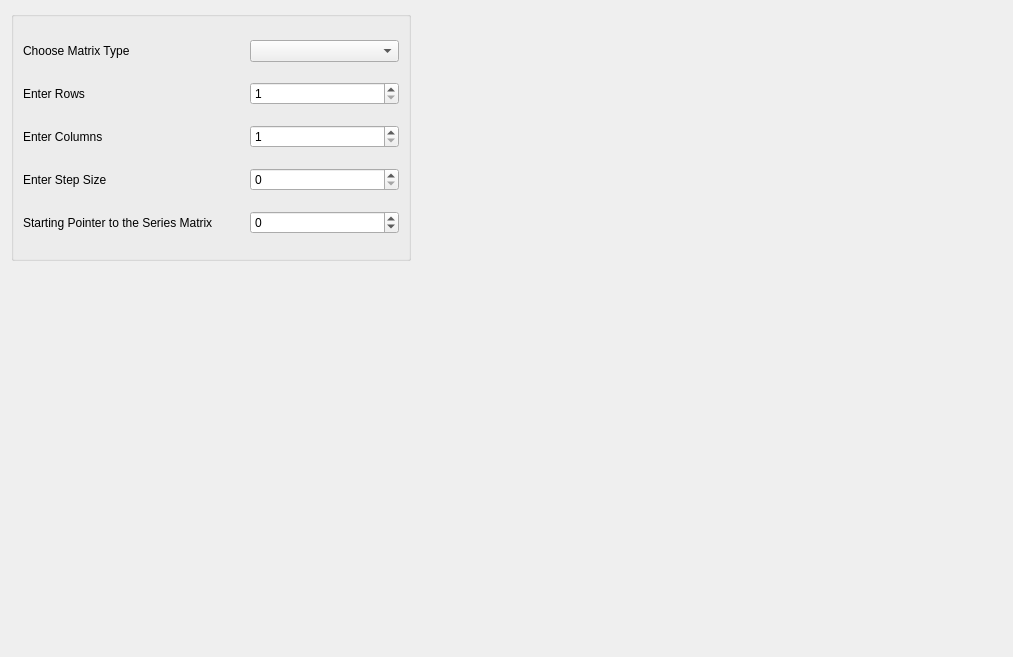
First picture: the form in src/Interface/Modules/Math/CreateStandardMatrixDialog.ui, repository SCIInstitute/SCIRun, before the edit.
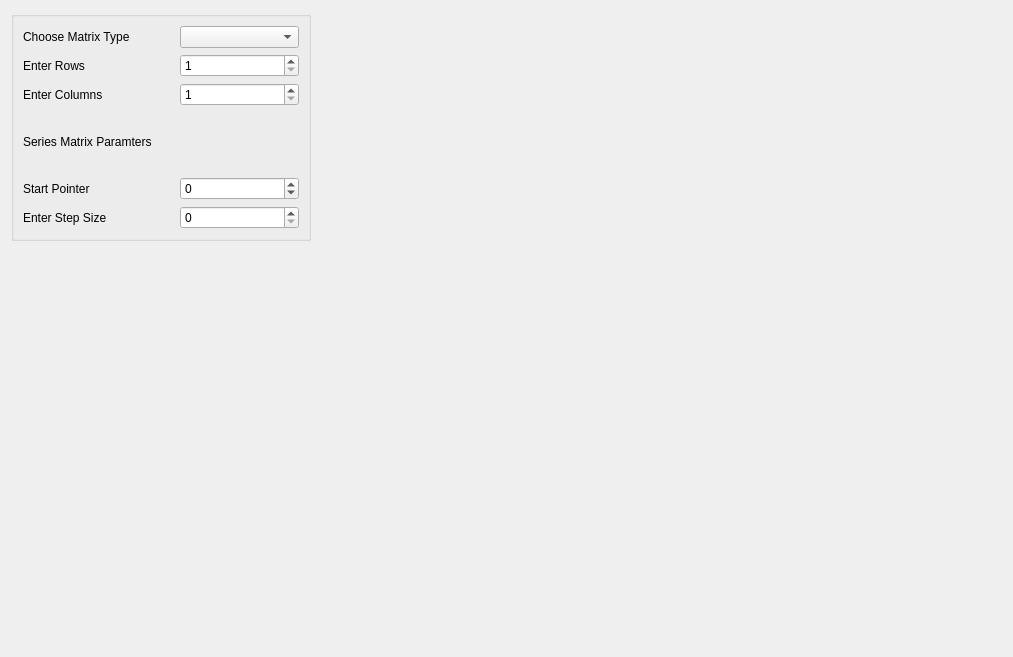
Second picture: the form after the edit.

```diff
--- a/src/Interface/Modules/Math/CreateStandardMatrixDialog.ui
+++ b/src/Interface/Modules/Math/CreateStandardMatrixDialog.ui
@@ -18,7 +18,7 @@
   </property>
   <property name="minimumSize">
    <size>
-    <width>450</width>
+    <width>400</width>
     <height>300</height>
    </size>
   </property>
@@ -30,8 +30,8 @@
     <widget class="QGroupBox" name="groupBox">
      <property name="minimumSize">
       <size>
-       <width>400</width>
-       <height>250</height>
+       <width>300</width>
+       <height>230</height>
       </size>
      </property>
      <property name="autoFillBackground">
@@ -47,6 +47,46 @@
       <property name="horizontalSpacing">
        <number>37</number>
       </property>
+      <item row="5" column="1">
+       <widget class="QSpinBox" name="startPointer_">
+        <property name="minimumSize">
+         <size>
+          <width>10</width>
+          <height>7</height>
+         </size>
+        </property>
+        <property name="minimum">
+         <number>-99999999</number>
+        </property>
+        <property name="maximum">
+         <number>999999999</number>
+        </property>
+       </widget>
+      </item>
+      <item row="6" column="1">
+       <widget class="QSpinBox" name="sizeOfStep_">
+        <property name="minimumSize">
+         <size>
+          <width>10</width>
+          <height>7</height>
+         </size>
+        </property>
+       </widget>
+      </item>
+      <item row="2" column="0">
+       <widget class="QLabel" name="Columns">
+        <property name="text">
+         <string>Enter Columns</string>
+        </property>
+       </widget>
+      </item>
+      <item row="1" column="0">
+       <widget class="QLabel" name="Rows">
+        <property name="text">
+         <string>Enter Rows</string>
+        </property>
+       </widget>
+      </item>
       <item row="0" column="0">
        <widget class="QLabel" name="Type">
         <property name="text">
@@ -64,36 +104,6 @@
         </property>
        </widget>
       </item>
-      <item row="1" column="0">
-       <widget class="QLabel" name="Rows">
-        <property name="text">
-         <string>Enter Rows</string>
-        </property>
-       </widget>
-      </item>
-      <item row="1" column="1">
-       <widget class="QSpinBox" name="noOfRows_">
-        <property name="minimumSize">
-         <size>
-          <width>10</width>
-          <height>7</height>
-         </size>
-        </property>
-        <property name="minimum">
-         <number>1</number>
-        </property>
-        <property name="maximum">
-         <number>999999999</number>
-        </property>
-       </widget>
-      </item>
-      <item row="2" column="0">
-       <widget class="QLabel" name="Columns">
-        <property name="text">
-         <string>Enter Columns</string>
-        </property>
-       </widget>
-      </item>
       <item row="2" column="1">
        <widget class="QSpinBox" name="noOfColumns_">
         <property name="minimumSize">
@@ -110,43 +120,40 @@
         </property>
        </widget>
       </item>
-      <item row="3" column="0">
+      <item row="1" column="1">
+       <widget class="QSpinBox" name="noOfRows_">
+        <property name="minimumSize">
+         <size>
+          <width>10</width>
+          <height>7</height>
+         </size>
+        </property>
+        <property name="minimum">
+         <number>1</number>
+        </property>
+        <property name="maximum">
+         <number>999999999</number>
+        </property>
+       </widget>
+      </item>
+      <item row="6" column="0">
        <widget class="QLabel" name="StepSize_2">
         <property name="text">
          <string>Enter Step Size</string>
         </property>
        </widget>
       </item>
-      <item row="3" column="1">
-       <widget class="QSpinBox" name="sizeOfStep_">
-        <property name="minimumSize">
-         <size>
-          <width>10</width>
-          <height>7</height>
-         </size>
-        </property>
-       </widget>
-      </item>
-      <item row="4" column="0">
+      <item row="5" column="0">
        <widget class="QLabel" name="startPointer">
         <property name="text">
-         <string>Starting Pointer to the Series Matrix</string>
+         <string>Start Pointer</string>
         </property>
        </widget>
       </item>
-      <item row="4" column="1">
-       <widget class="QSpinBox" name="startPointer_">
-        <property name="minimumSize">
-         <size>
-          <width>10</width>
-          <height>7</height>
-         </size>
-        </property>
-        <property name="minimum">
-         <number>-99999999</number>
-        </property>
-        <property name="maximum">
-         <number>999999999</number>
+      <item row="3" column="0" colspan="2">
+       <widget class="QLabel" name="label">
+        <property name="text">
+         <string>Series Matrix Paramters</string>
         </property>
        </widget>
       </item>
```
